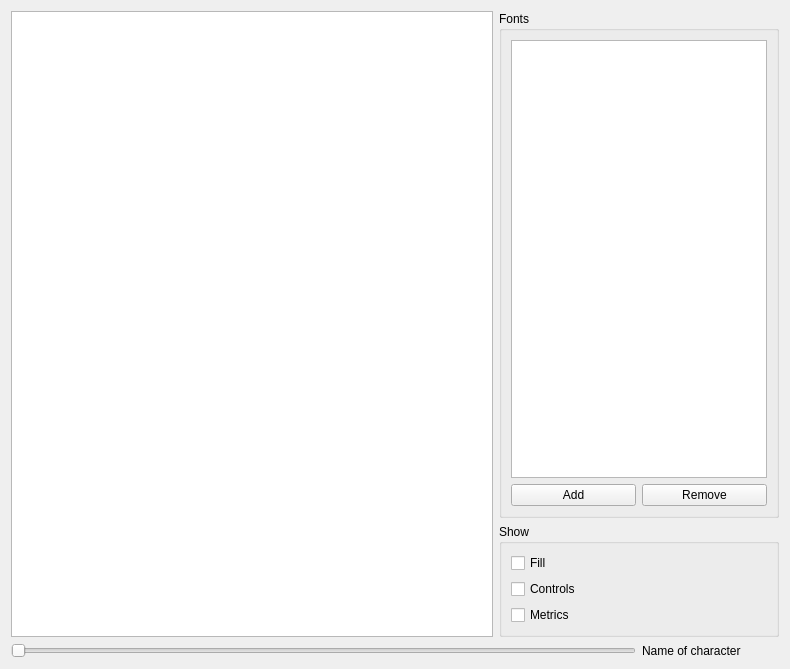
This is src/comparewidget.ui in fontmatrix/fontmatrix as Qt 5 draws it before an edit. The edited form follows.
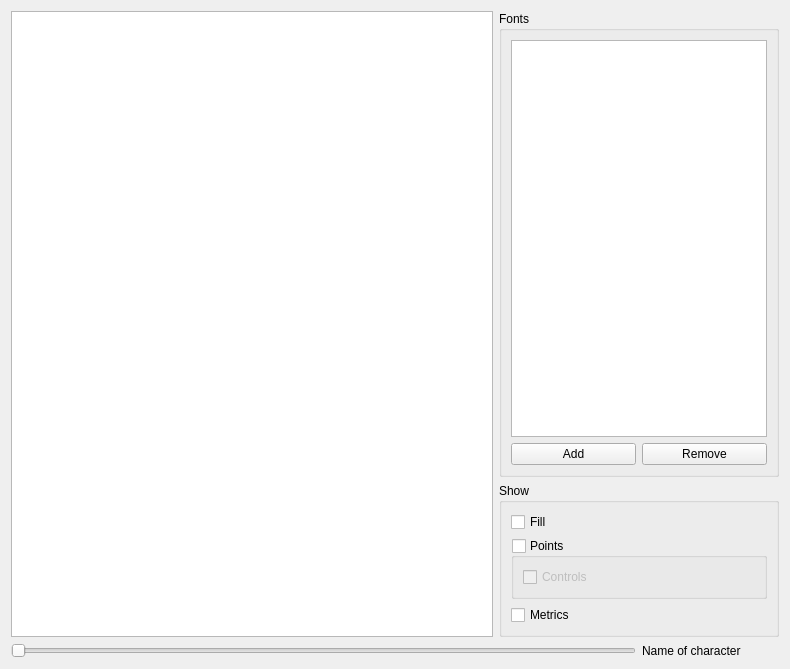
This is the edited form. Custom widgets are drawn as their Qt base class.

Commit message: Added - display control points in compare glyphs widget Fixed - bad first displayed glyph when a font was added to compare glyphs widget

Patch:
```diff
--- a/src/comparewidget.ui
+++ b/src/comparewidget.ui
@@ -54,13 +54,6 @@
           </property>
          </widget>
         </item>
-        <item row="1" column="0" >
-         <widget class="QCheckBox" name="compareControls" >
-          <property name="text" >
-           <string>Controls</string>
-          </property>
-         </widget>
-        </item>
         <item row="2" column="0" >
          <widget class="QCheckBox" name="compareMetrics" >
           <property name="text" >
@@ -68,6 +61,31 @@
           </property>
          </widget>
         </item>
+        <item row="1" column="0" >
+         <widget class="QGroupBox" name="comparePoints" >
+          <property name="enabled" >
+           <bool>true</bool>
+          </property>
+          <property name="title" >
+           <string>Points</string>
+          </property>
+          <property name="checkable" >
+           <bool>true</bool>
+          </property>
+          <property name="checked" >
+           <bool>false</bool>
+          </property>
+          <layout class="QGridLayout" name="gridLayout_2" >
+           <item row="0" column="0" >
+            <widget class="QCheckBox" name="compareControls" >
+             <property name="text" >
+              <string>Controls</string>
+             </property>
+            </widget>
+           </item>
+          </layout>
+         </widget>
+        </item>
        </layout>
       </widget>
      </item>
```
The commit also changes 4 other files.
